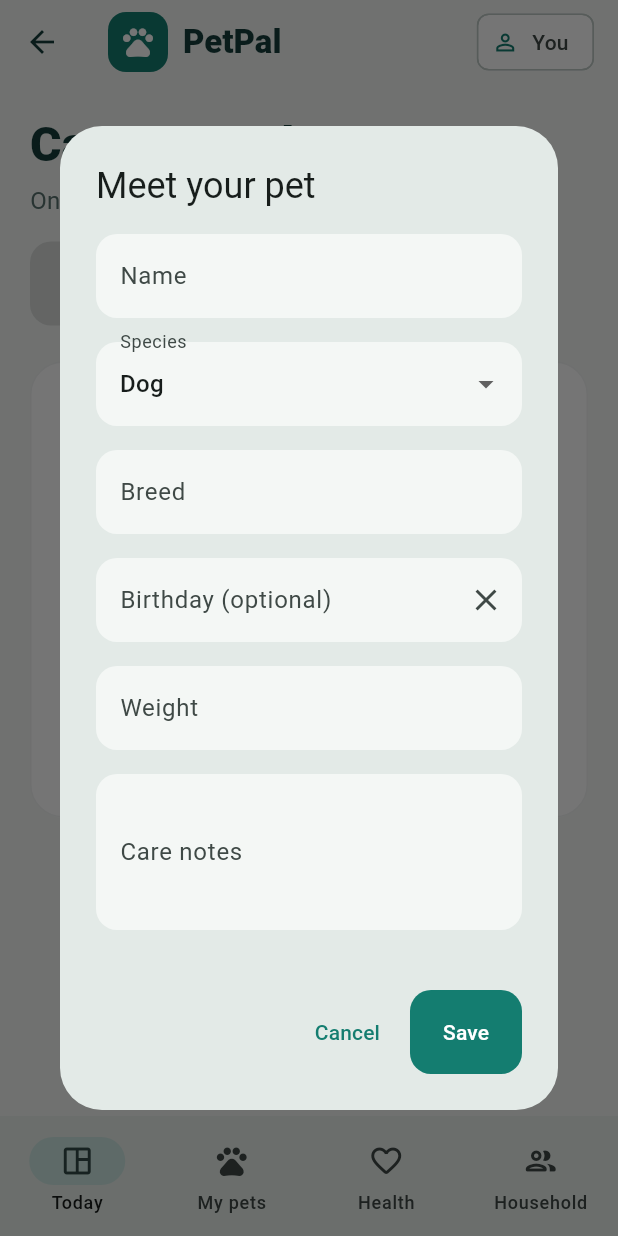
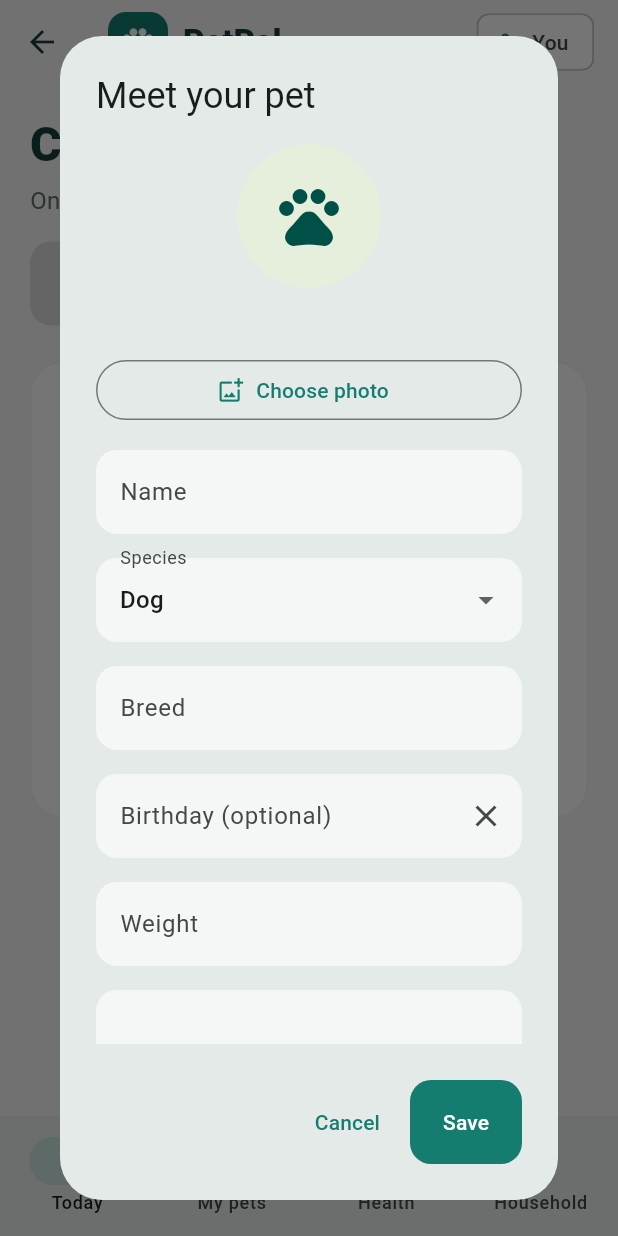
Before and after one commit to DarghousRyan/PetPals, a Flutter app: the Home screen opened directly with empty values, after a tap on "Add your first pet", on a phone screen of 412 x 824 dp. Run offline on Flutter 3.47's test engine with Material 3 defaults, Android fonts, the phone set to English and light mode, and no system bars; our stand-ins replace image_picker, shared_preferences, supabase_flutter; accounts and stored records are empty.

Commit message:
Add optional pet profile photos

```diff
--- a/lib/main.dart
+++ b/lib/main.dart
@@ -1,6 +1,8 @@
 import 'dart:async';
+import 'dart:convert';
 import 'package:flutter/material.dart';
 import 'package:flutter/services.dart';
+import 'package:image_picker/image_picker.dart';
 import 'package:supabase_flutter/supabase_flutter.dart';
 import 'store.dart';
 
@@ -33,6 +35,29 @@ Future<void> main() async {
   final store = PetPalStore();
   await store.load();
   runApp(PetPalApp(store: store, authEnabled: authEnabled));
+}
+Widget petPhoto(String? photo, {double radius = 30}) {
+  Widget fallback() => CircleAvatar(
+    radius: radius,
+    backgroundColor: const Color(0xFFE6EFDC),
+    child: Icon(Icons.pets, size: radius),
+  );
+
+  if (photo == null || photo.isEmpty) return fallback();
+
+  try {
+    return ClipOval(
+      child: Image.memory(
+        base64Decode(photo),
+        width: radius * 2,
+        height: radius * 2,
+        fit: BoxFit.cover,
+        errorBuilder: (_, __, ___) => fallback(),
+      ),
+    );
+  } catch (_) {
+    return fallback();
+  }
 }
 
 class PetPalApp extends StatelessWidget {
@@ -1275,7 +1300,9 @@ class _HomeState extends State<Home> {
             children: [
               Row(
                 children: [
-                  CircleAvatar(
+             (p['photo'] as String? ?? '').isNotEmpty
+    		? petPhoto(p['photo'] as String?)
+    		: CircleAvatar(
                     radius: 30,
                     backgroundColor: const Color(0xFFE6EFDC),
                     child: Text(
@@ -1697,10 +1724,77 @@ class _HomeState extends State<Home> {
     final weight = TextEditingController(text: existing?['weight']);
     final notes = TextEditingController(text: existing?['notes']);
     String species = existing?['species'] ?? 'Dog';
+    String photo = existing?['photo'] as String? ?? '';
+    String? photoError;
+    bool choosingPhoto = false;
+    bool formOpen = true;
     await form(
       title: existing == null ? 'Meet your pet' : 'Edit pet',
       fields:
           (update) => [
+	    Center(child: petPhoto(photo, radius: 48)),
+            const SizedBox(height: 12),
+OutlinedButton.icon(
+  icon: const Icon(Icons.add_photo_alternate_outlined),
+  label: Text(choosingPhoto ? 'Opening photos…' : 'Choose photo'),
+  onPressed: choosingPhoto
+      ? null
+      : () async {
+          update(() {
+            choosingPhoto = true;
+            photoError = null;
+          });
+
+          try {
+            final picked = await ImagePicker().pickImage(
+              source: ImageSource.gallery,
+              maxWidth: 600,
+              maxHeight: 600,
+              imageQuality: 75,
+            );
+
+            if (picked == null || !formOpen || !mounted) return;
+
+            final bytes = await picked.readAsBytes();
+            if (!formOpen || !mounted) return;
+
+            if (bytes.length > 500 * 1024) {
+              update(() {
+                photoError = 'Choose a photo under 500 KB.';
+              });
+              return;
+            }
+
+            update(() {
+              photo = base64Encode(bytes);
+            });
+          } catch (_) {
+            if (formOpen && mounted) {
+              update(() {
+                photoError = 'Could not open that photo. Try a JPG or PNG.';
+              });
+            }
+          } finally {
+            if (formOpen && mounted) {
+              update(() => choosingPhoto = false);
+            }
+          }
+        },
+),
+if (photo.isNotEmpty)
+  TextButton.icon(
+    onPressed: () => update(() {
+      photo = '';
+      photoError = null;
+    }),
+    icon: const Icon(Icons.delete_outline),
+    label: const Text('Remove photo'),
+  ),
+if (photoError != null)
+  Text(
+    photoError!,
+    style: TextStyle(color: Theme.of(context).colorScheme.error),
+  ),
             field(name, 'Name', required: true),
             choice('Species', species, [
               'Dog',
@@ -1740,6 +1834,7 @@ class _HomeState extends State<Home> {
           'id': existing?['id'] ?? newId(),
           'name': name.text.trim(),
           'species': species,
+	  'photo': photo,
           'breed': breed.text.trim(),
           'birthday': birthday.text,
           'weight': weight.text.trim(),
@@ -1760,6 +1855,7 @@ class _HomeState extends State<Home> {
                 await s.removePet(existing['id']);
               },
     );
+    formOpen = false;
     await disposeControllersAfterDialog([name, breed, birthday, weight, notes]);
   }
 
--- a/pubspec.yaml
+++ b/pubspec.yaml
@@ -8,7 +8,8 @@ dependencies:
   flutter:
     sdk: flutter
   shared_preferences: ^2.5.3
-  supabase_flutter: ^2.18.0
+  supabase_flutter: ^2.15.4
+  image_picker: 1.1.2
 dev_dependencies:
   flutter_test:
     sdk: flutter
```
Also changed, not shown: pubspec.lock.
